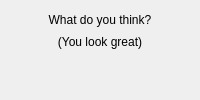
SimonStJG/rpi-photobooth, file photobooth/resources/ui/preview.ui: the form before one commit.
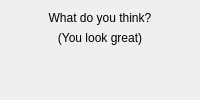
The form after the commit. Custom widgets are drawn as their Qt base class.

Diff of the .ui file:
```diff
--- a/photobooth/resources/ui/preview.ui
+++ b/photobooth/resources/ui/preview.ui
@@ -8,7 +8,7 @@
         <property name="windowTitle">
             <string>Preview</string>
         </property>
-        <layout class="QGridLayout" name="gridLayout" rowstretch="1,1,2">
+        <layout class="QGridLayout" name="gridLayout" rowstretch="1,1,6">
             <item column="0" row="0">
                 <widget class="QLabel" name="previewHeader">
                     <property name="text">
```
